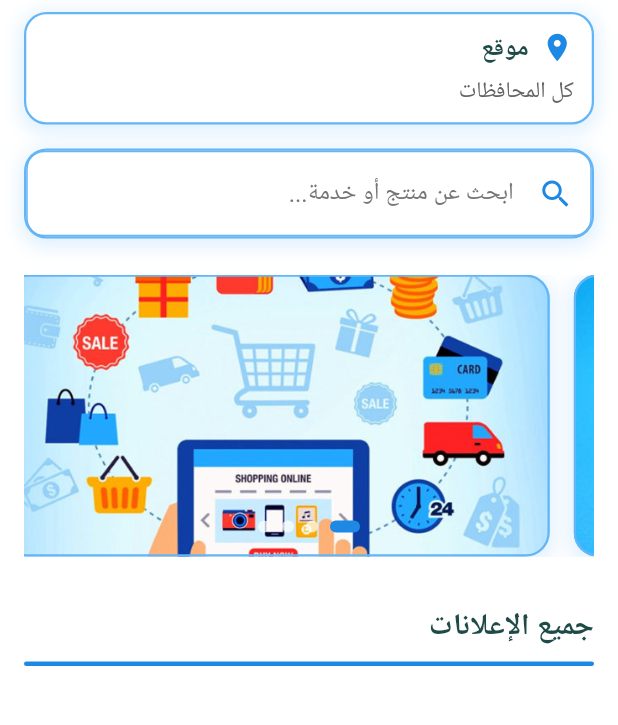
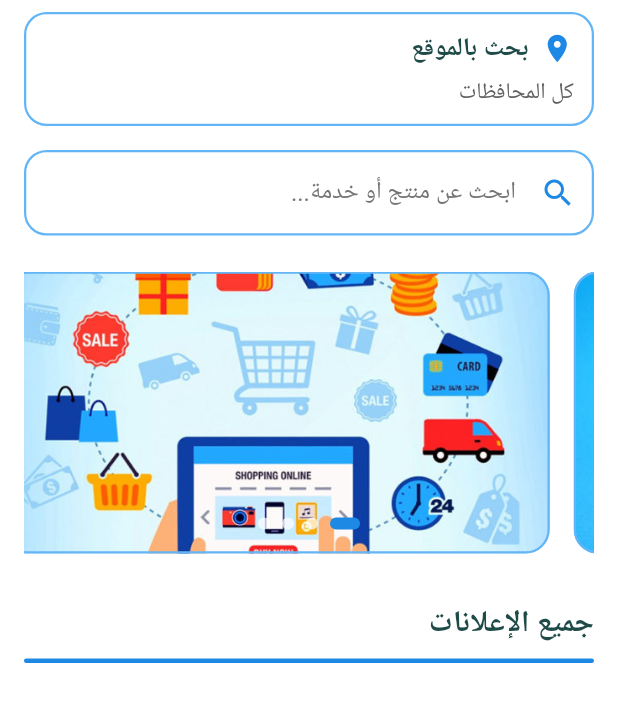
Before and after one commit to hashembadawi/forsa, a Flutter app: the screen it shows after launch, on a phone screen of 412 x 824 dp, the part 84-809 px from its top. Run offline on Flutter 3.47's test engine with Material 3 defaults, Android fonts, the phone set to English and light mode, and no system bars; our stand-ins replace connectivity_plus, flutter_image_compress, image_picker, shared_preferences; network calls fail; Roboto replaces fonts that are missing (Arabic).

Commit message:
refactor: Enhance UI components and improve layout of home screen and drawer

```diff
--- a/lib/screens/home_screen.dart
+++ b/lib/screens/home_screen.dart
@@ -860,14 +860,6 @@ class _HomeScreenState extends State<HomeScreen> {
             color: Colors.white,
             borderRadius: BorderRadius.circular(15),
             border: Border.all(color: Colors.blue[300]!, width: 1.5),
-            boxShadow: [
-              BoxShadow(
-                color: Colors.blue[200]!.withOpacity(0.3),
-                spreadRadius: 2,
-                blurRadius: 10,
-                offset: const Offset(0, 3),
-              ),
-            ],
           ),
           child: Column(
             crossAxisAlignment: CrossAxisAlignment.start,
@@ -877,7 +869,7 @@ class _HomeScreenState extends State<HomeScreen> {
                   Icon(Icons.location_on, size: 22, color: Colors.blue[600]),
                   const SizedBox(width: 8),
                   const Text(
-                    'موقع',
+                    'بحث بالموقع',
                     style: TextStyle(
                       fontSize: 17,
                       fontWeight: FontWeight.bold,
@@ -904,27 +896,26 @@ class _HomeScreenState extends State<HomeScreen> {
   Widget _buildSearchField() {
     return Padding(
       padding: const EdgeInsets.symmetric(horizontal: 16, vertical: 8),
-      child: Container(
-        decoration: BoxDecoration(
-          color: Colors.white,
-          borderRadius: BorderRadius.circular(15),
-          border: Border.all(color: Colors.blue[300]!, width: 1.5),
-          boxShadow: [
-            BoxShadow(
-              color: Colors.blue[200]!.withOpacity(0.3),
-              spreadRadius: 2,
-              blurRadius: 10,
-              offset: const Offset(0, 3),
-            ),
-          ],
-        ),
       child: TextField(
         controller: _searchController,
         decoration: InputDecoration(
           hintText: 'ابحث عن منتج أو خدمة...',
           hintStyle: TextStyle(color: Colors.grey[600]),
           prefixIcon: Icon(Icons.search, color: Colors.blue[600]),
-            border: InputBorder.none,
+          filled: true,
+          fillColor: Colors.white,
+          border: OutlineInputBorder(
+            borderRadius: BorderRadius.circular(15),
+            borderSide: BorderSide(color: Colors.blue[300]!, width: 1.5),
+          ),
+          enabledBorder: OutlineInputBorder(
+            borderRadius: BorderRadius.circular(15),
+            borderSide: BorderSide(color: Colors.blue[300]!, width: 1.5),
+          ),
+          focusedBorder: OutlineInputBorder(
+            borderRadius: BorderRadius.circular(15),
+            borderSide: BorderSide(color: Colors.blue[600]!, width: 2),
+          ),
           contentPadding: const EdgeInsets.symmetric(horizontal: 16, vertical: 16),
         ),
         onSubmitted: (value) {
@@ -938,34 +929,91 @@ class _HomeScreenState extends State<HomeScreen> {
           }
         },
       ),
-      ),
     );
   }
 
   /// Build navigation drawer
   Widget _buildDrawer(BuildContext context) {
     return Drawer(
-      backgroundColor: Colors.white,
+      backgroundColor: Colors.grey[50],
+      elevation: 16,
       child: Column(
         children: [
           _buildDrawerHeader(),
           Expanded(
+            child: Container(
+              decoration: BoxDecoration(
+                gradient: LinearGradient(
+                  begin: Alignment.topCenter,
+                  end: Alignment.bottomCenter,
+                  colors: [
+                    Colors.grey[50]!,
+                    Colors.white,
+                  ],
+                ),
+              ),
               child: ListView(
-              padding: EdgeInsets.zero,
+                padding: const EdgeInsets.symmetric(vertical: 0),
                 children: [
-                _buildDrawerItem(Icons.home, 'الرئيسية', () {
+                  _buildDrawerItem(
+                    Icons.home_rounded,
+                    'الرئيسية',
+                    Colors.blue[600]!,
+                    () {
                       Navigator.pop(context);
                       _reloadHomeScreen();
-                }),
-                _buildDrawerItem(Icons.list_alt, 'إعلاناتي', () {
+                    },
+                  ),
+                  _buildDrawerItem(
+                    Icons.list_alt_rounded,
+                    'إعلاناتي',
+                    Colors.green[600]!,
+                    () {
                       _handleProtectedNavigation(context, 'myAds');
-                }),
-                _buildDrawerItem(Icons.add_circle_outline, 'إضافة إعلان', () {
+                    },
+                  ),
+                  _buildDrawerItem(
+                    Icons.add_circle_outline_rounded,
+                    'إضافة إعلان',
+                    Colors.orange[600]!,
+                    () {
                       _handleProtectedNavigation(context, 'addAd');
-                }),
-                _buildDrawerItem(Icons.person, 'حسابي', () async {
+                    },
+                  ),
+                  _buildDrawerItem(
+                    Icons.person_rounded,
+                    'حسابي',
+                    Colors.purple[600]!,
+                    () async {
                       await _handleAccountNavigation(context);
-                }),
+                    },
+                  ),
+                ],
+              ),
+            ),
+          ),
+          // Footer section
+          Container(
+            padding: const EdgeInsets.all(16),
+            decoration: BoxDecoration(
+              color: Colors.grey[100],
+              border: Border(
+                top: BorderSide(color: Colors.grey[300]!, width: 1),
+              ),
+            ),
+            child: Row(
+              mainAxisAlignment: MainAxisAlignment.center,
+              children: [
+                Icon(Icons.copyright, size: 16, color: Colors.grey[600]),
+                const SizedBox(width: 4),
+                Text(
+                  '2025 سوق سوريا',
+                  style: TextStyle(
+                    color: Colors.grey[600],
+                    fontSize: 12,
+                    fontWeight: FontWeight.w500,
+                  ),
+                ),
               ],
             ),
           ),
@@ -976,34 +1024,44 @@ class _HomeScreenState extends State<HomeScreen> {
 
   /// Build drawer header
   Widget _buildDrawerHeader() {
-    return DrawerHeader(
+    return Container(
+      width: double.infinity,
+      height: 180,
       decoration: BoxDecoration(
         gradient: LinearGradient(
-          colors: [Colors.blue[700]!, Colors.blue[400]!],
+          begin: Alignment.topLeft,
+          end: Alignment.bottomRight,
+          colors: [
+            Colors.blue[700]!,
+            Colors.blue[500]!,
+          ],
         ),
       ),
-      child: Center(
+      child: Padding(
+        padding: const EdgeInsets.all(20),
         child: Column(
           mainAxisAlignment: MainAxisAlignment.center,
           children: [
+            // Profile image
             CircleAvatar(
-              radius: 32,
+              radius: 40,
               backgroundColor: Colors.white,
               child: _userProfileImage != null && _userProfileImage!.isNotEmpty
                   ? ClipOval(
                       child: Image.memory(
                         base64Decode(_userProfileImage!),
-                        width: 64,
-                        height: 64,
+                        width: 80,
+                        height: 80,
                         fit: BoxFit.cover,
                         errorBuilder: (context, error, stackTrace) {
-                          return Icon(Icons.person, size: 32, color: Colors.blue[700]);
+                          return Icon(Icons.person_rounded, size: 40, color: Colors.blue[700]);
                         },
                       ),
                     )
-                  : Icon(Icons.person, size: 32, color: Colors.blue[700]),
+                  : Icon(Icons.person_rounded, size: 40, color: Colors.blue[700]),
             ),
-            const SizedBox(height: 12),
+            const SizedBox(height: 16),
+            // Welcome text without border
             Text(
               _username != null ? 'مرحباً، $_username 👋' : 'مرحبا بك 👋',
               style: const TextStyle(
@@ -1011,6 +1069,9 @@ class _HomeScreenState extends State<HomeScreen> {
                 color: Colors.white,
                 fontWeight: FontWeight.bold,
               ),
+              textAlign: TextAlign.center,
+              maxLines: 1,
+              overflow: TextOverflow.ellipsis,
             ),
           ],
         ),
@@ -1019,17 +1080,64 @@ class _HomeScreenState extends State<HomeScreen> {
   }
 
   /// Build drawer item
-  Widget _buildDrawerItem(IconData icon, String title, VoidCallback onTap) {
-    return ListTile(
-      leading: Icon(icon, color: Colors.blue[700]),
-      title: Text(
+  Widget _buildDrawerItem(IconData icon, String title, Color iconColor, VoidCallback onTap) {
+    return Container(
+      margin: const EdgeInsets.symmetric(horizontal: 0, vertical: 1),
+      decoration: BoxDecoration(
+        gradient: LinearGradient(
+          colors: [
+            Colors.white,
+            Colors.grey[50]!,
+          ],
+        ),
+        border: Border(
+          bottom: BorderSide(color: Colors.grey[200]!, width: 0.5),
+        ),
+      ),
+      child: Material(
+        color: Colors.transparent,
+        child: InkWell(
+          splashColor: iconColor.withOpacity(0.1),
+          highlightColor: iconColor.withOpacity(0.05),
+          onTap: onTap,
+          child: Padding(
+            padding: const EdgeInsets.symmetric(horizontal: 16, vertical: 16),
+            child: Row(
+              children: [
+                Container(
+                  padding: const EdgeInsets.all(8),
+                  decoration: BoxDecoration(
+                    color: iconColor.withOpacity(0.1),
+                    borderRadius: BorderRadius.circular(10),
+                    border: Border.all(color: iconColor.withOpacity(0.2), width: 1),
+                  ),
+                  child: Icon(
+                    icon,
+                    color: iconColor,
+                    size: 22,
+                  ),
+                ),
+                const SizedBox(width: 16),
+                Expanded(
+                  child: Text(
                     title,
                     style: TextStyle(
                       color: Colors.grey[800],
-          fontWeight: FontWeight.w500,
+                      fontWeight: FontWeight.w600,
+                      fontSize: 16,
                     ),
                   ),
-      onTap: onTap,
+                ),
+                Icon(
+                  Icons.arrow_forward_ios_rounded,
+                  color: Colors.grey[400],
+                  size: 16,
+                ),
+              ],
+            ),
+          ),
+        ),
+      ),
     );
   }
 
@@ -1312,14 +1420,6 @@ class _ImageSliderState extends State<ImageSlider> {
                 decoration: BoxDecoration(
                   borderRadius: BorderRadius.circular(16),
                   border: Border.all(color: Colors.blue[300]!, width: 1.5),
-                  boxShadow: [
-                    BoxShadow(
-                      color: Colors.blue[200]!.withOpacity(0.3),
-                      spreadRadius: 2,
-                      blurRadius: 10,
-                      offset: const Offset(0, 3),
-                    ),
-                  ],
                   image: DecorationImage(
                     image: AssetImage(_imagePaths[index]),
                     fit: BoxFit.cover,
```
Lines whose indentation alone changed are shown as unchanged.
